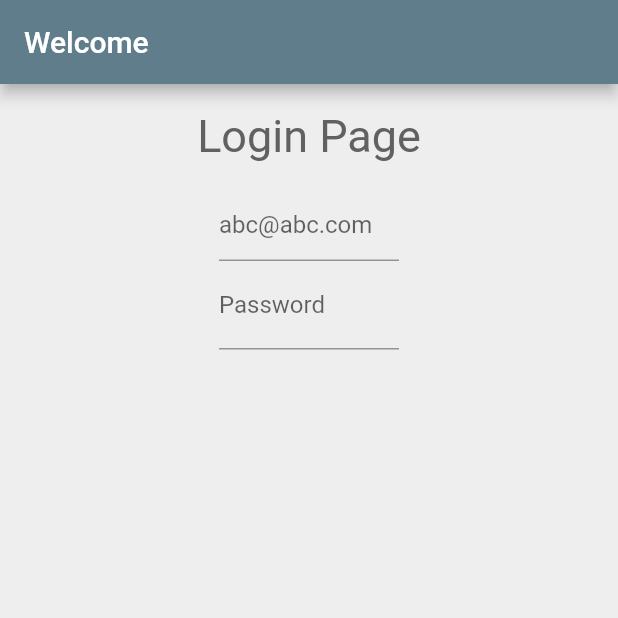
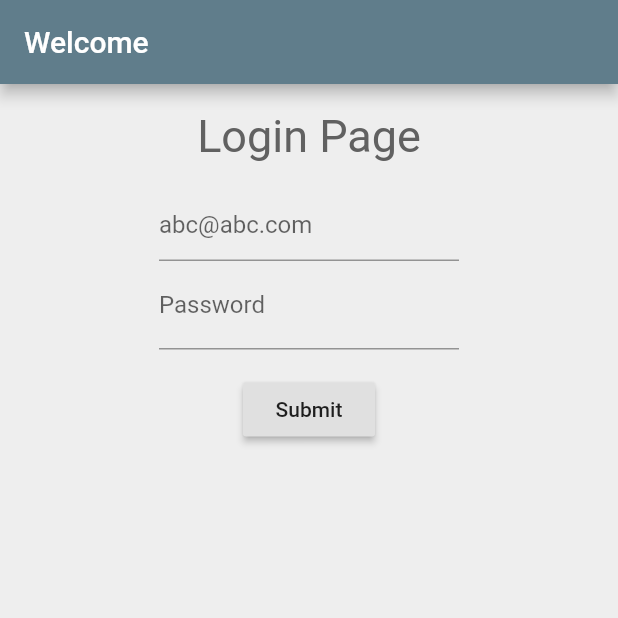
Before and after one commit to siddharthkhincha/SFHacks, a Flutter app: the screen it shows after launch, on a phone screen of 412 x 824 dp, the top half of it. Run offline on Flutter 3.47's test engine with Material 2 defaults, Android fonts, the phone set to English and light mode, and no system bars; our stand-ins replace firebase_auth, firebase_dynamic_links; accounts and stored records are empty.

Commit message:
Signup updated

```diff
--- a/lib/LoginScreen.dart
+++ b/lib/LoginScreen.dart
@@ -1,12 +1,41 @@
 import 'package:flutter/material.dart';
+import 'package:firebase_auth/firebase_auth.dart';
+import 'package:firebase_dynamic_links/firebase_dynamic_links.dart';
+
+final FirebaseAuth _auth = FirebaseAuth.instance;
 
 class LoginScreen extends StatefulWidget {
-
+  final String title = 'Registration';
   @override
   _LoginScreen createState() => _LoginScreen();
 }
 
 class _LoginScreen extends State<LoginScreen> {
+  final GlobalKey<FormState> _formKey = GlobalKey<FormState>();
+  final TextEditingController _emailController = TextEditingController();
+  final TextEditingController _passwordController = TextEditingController();
+  bool _success;
+  String _userEmail;
+  void _register() async {
+    final FirebaseUser user = (await
+    _auth.createUserWithEmailAndPassword(
+      email: _emailController.text,
+      password: _passwordController.text,
+    )
+    ).user;
+    if (user != null) {
+      print("success");
+      setState(() {
+        _success = true;
+        _userEmail = user.email;
+      });
+    } else {
+      print("heer");
+      setState(() {
+        _success = true;
+      });
+    }
+  }
   @override
   Widget build(BuildContext context) {
     return SingleChildScrollView(
@@ -25,11 +54,14 @@ class _LoginScreen extends State<LoginScreen> {
             Container(
                 height:470,
                 child:Center(
-                  child:Column(
+                  child:Form(
+                    key: _formKey,
+                    child: Column(
                       children: [
                         Container(
-                        width:120,
+                          width:200,
                           child:TextFormField(
+                              controller: _emailController,
                             decoration: const InputDecoration(
                                 hintText: 'abc@abc.com'
                             ),
@@ -42,8 +74,9 @@ class _LoginScreen extends State<LoginScreen> {
                           ),
                         ),
                         Container(
-                        width:120,
+                          width:200,
                           child:TextFormField(
+                            controller: _passwordController,
                             decoration: const InputDecoration(labelText:
                             'Password'),
                             validator: (String value) {
@@ -54,7 +87,33 @@ class _LoginScreen extends State<LoginScreen> {
                             },
                           ),
                         ),
+                        Container(
+                          padding: const EdgeInsets.symmetric(vertical: 16.0),
+                          alignment: Alignment.center,
+                          child: RaisedButton(
+                            onPressed: () async {
+                              if (_formKey.currentState.validate()) {
+                                _register();
+                              }
+                              else
+                                {
+                                  print("false");
+                                }
+                            },
+                            child: const Text('Submit'),
+                          ),
+                        ),
+                        Container(
+                          height: 50,
+                          alignment: Alignment.center,
+                          child: Text(_success == null
+                              ? ''
+                              : (_success
+                              ? 'Successfully registered ' + _userEmail
+                              : 'Registration failed')),
+                        )
                       ],
+                    ),
                   ),
                 )
             ),
--- a/lib/main.dart
+++ b/lib/main.dart
@@ -1,5 +1,6 @@
 import 'package:flutter/material.dart';
-
+import 'package:firebase_auth/firebase_auth.dart';
+import 'package:firebase_dynamic_links/firebase_dynamic_links.dart';
 import './LoginScreen.dart';
 
 void main() => runApp(MyApp());
--- a/pubspec.yaml
+++ b/pubspec.yaml
@@ -23,6 +23,11 @@ environment:
 dependencies:
   flutter:
     sdk: flutter
+  firebase_core: ^0.4.0+9
+  firebase_auth: ^0.14.0+5
+  firebase_dynamic_links: ^0.5.1
+  cloud_firestore: ^0.13.5
+
 
 
   # The following adds the Cupertino Icons font to your application.
```
Also changed, not shown: pubspec.lock, 4 other files. Lines whose indentation alone changed are shown as unchanged.
